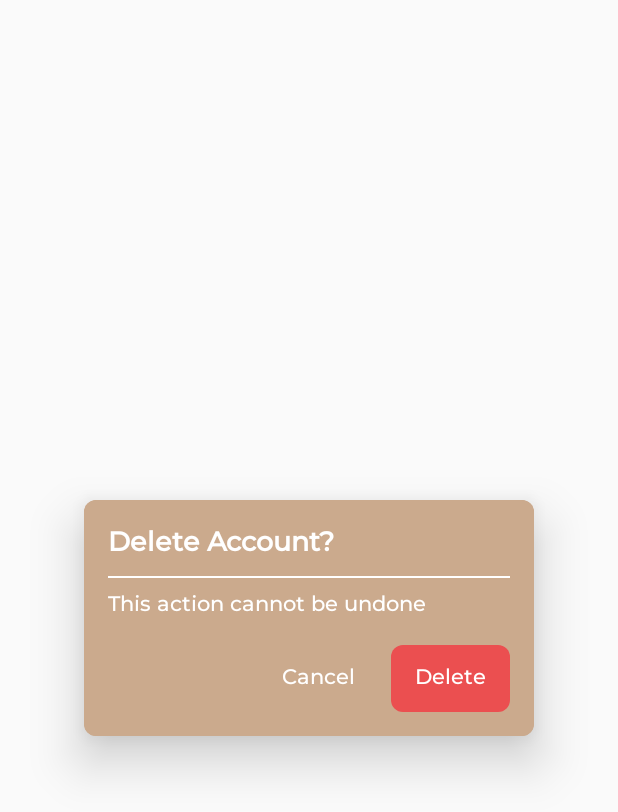
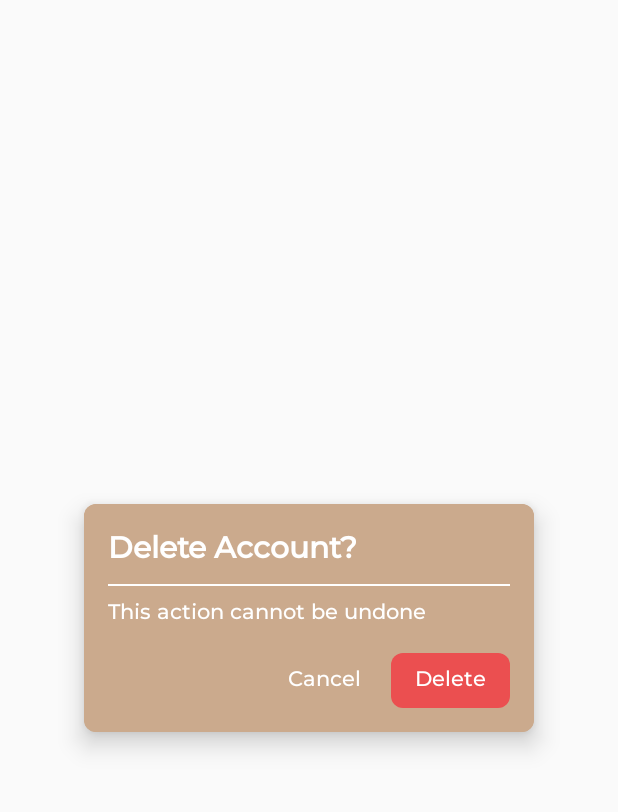
Before and after one commit to JaymzGit/iMeet-PSP, an Android app: the layout delete_account_dialog_box.xml on its own in the app's theme, with its tools: preview values and no code run, on a phone screen of 412 x 824 dp. Shown: the top 812 px of the screen. Run offline under Robolectric (Android 15) with nearby library versions, the phone set to English and light mode, and no system bars.

Commit message:
Updated default dialog boxes and default spinner dropdown to match app's aesthetic

```diff
--- a/app/src/main/java/com/james/imeetpolycc/UserProfile.java
+++ b/app/src/main/java/com/james/imeetpolycc/UserProfile.java
@@ -200,7 +200,7 @@ public class UserProfile extends AppCompatActivity {
 
             customDialog.getWindow().setBackgroundDrawableResource(android.R.color.transparent); // Optional: to make it transparent
             customDialog.show();
-            customDialog.getWindow().setLayout(1000, 600); // Set your desired width and height here
+            customDialog.getWindow().setLayout(1000, 800); // Set your desired width and height here
 
             // Set button listeners
             buttonNo.setOnClickListener(view -> customDialog.dismiss());
--- a/app/src/main/res/layout/activity_meeting_details.xml
+++ b/app/src/main/res/layout/activity_meeting_details.xml
@@ -261,7 +261,6 @@
                     android:textColorHint="#FFFFFF" />
             </RadioGroup>
 
-            <!-- TODO: Find a way to change the color of box that popups for spinner -->
             <!-- Spinner for No option -->
             <Spinner
                 android:id="@+id/spinnerReason"
@@ -270,10 +269,10 @@
                 android:layout_marginLeft="-5dp"
                 android:layout_marginTop="8dp"
                 android:fontFamily="@font/montserrat"
-                android:textColor="#FFFFFF"
                 android:popupBackground="#CBAA8D"
                 android:spinnerMode="dropdown"
-                android:visibility="gone" />
+                android:textColor="#FFFFFF"
+                android:visibility="gone"/>
         </LinearLayout>
     </androidx.cardview.widget.CardView>
 
--- a/app/src/main/res/layout/delete_account_dialog_box.xml
+++ b/app/src/main/res/layout/delete_account_dialog_box.xml
@@ -5,7 +5,7 @@
     android:layout_height="wrap_content"
     android:layout_gravity="center"
     app:cardCornerRadius="8dp"
-    app:cardElevation="20dp"
+    app:cardElevation="10dp"
     app:cardBackgroundColor="#CBAA8D"
     android:layout_marginStart="16dp"
     android:layout_marginEnd="16dp"
@@ -26,7 +26,7 @@
             android:fontFamily="@font/montserrat_medium"
             android:text="Delete Account?"
             android:textColor="#FFFFFF"
-            android:textSize="18sp"
+            android:textSize="20sp"
             android:textStyle="bold" />
 
         <!-- Divider Line Below Title -->
@@ -48,6 +48,8 @@
             android:textColor="#FFFFFF"
             android:textSize="14sp" />
 
+        <!-- Divider Line Above Buttons -->
+
         <!-- Horizontal layout for buttons -->
         <LinearLayout
             android:layout_width="wrap_content"
@@ -60,10 +62,10 @@
                 android:id="@+id/buttonNo"
                 android:layout_width="wrap_content"
                 android:layout_height="wrap_content"
-                android:layout_marginEnd="8dp"
+                android:layout_marginEnd="4dp"
                 android:fontFamily="@font/montserrat_medium"
                 android:paddingHorizontal="16dp"
-                android:paddingVertical="12dp"
+                android:paddingVertical="8dp"
                 android:text="Cancel"
                 android:textColor="#FFFFFF"
                 android:textSize="14sp"
@@ -80,7 +82,7 @@
                 android:focusable="true"
                 android:fontFamily="@font/montserrat_medium"
                 android:paddingHorizontal="16dp"
-                android:paddingVertical="12dp"
+                android:paddingVertical="8dp"
                 android:text="Delete"
                 android:textColor="#FFFFFF"
                 android:textSize="14sp" />
--- a/app/src/main/res/layout/delete_meeting_dialog_box.xml
+++ b/app/src/main/res/layout/delete_meeting_dialog_box.xml
@@ -27,7 +27,7 @@
             android:fontFamily="@font/montserrat_medium"
             android:text="Delete Meeting?"
             android:textColor="#FFFFFF"
-            android:textSize="18sp"
+            android:textSize="20sp"
             android:textStyle="bold" />
 
         <!-- Divider Line Below Title -->
@@ -63,7 +63,7 @@
                 android:id="@+id/buttonNo"
                 android:layout_width="wrap_content"
                 android:layout_height="wrap_content"
-                android:layout_marginEnd="8dp"
+                android:layout_marginEnd="4dp"
                 android:fontFamily="@font/montserrat_medium"
                 android:paddingHorizontal="16dp"
                 android:paddingVertical="12dp"
--- a/app/src/main/res/layout/end_meeting_dialog_box.xml
+++ b/app/src/main/res/layout/end_meeting_dialog_box.xml
@@ -26,7 +26,7 @@
             android:fontFamily="@font/montserrat_medium"
             android:text="End Meeting?"
             android:textColor="#FFFFFF"
-            android:textSize="18sp"
+            android:textSize="20sp"
             android:textStyle="bold" />
 
         <!-- Divider Line Below Title -->
@@ -62,7 +62,7 @@
                 android:id="@+id/buttonNo"
                 android:layout_width="wrap_content"
                 android:layout_height="wrap_content"
-                android:layout_marginEnd="8dp"
+                android:layout_marginEnd="4dp"
                 android:fontFamily="@font/montserrat_medium"
                 android:paddingHorizontal="16dp"
                 android:paddingVertical="12dp"
--- a/app/src/main/res/layout/logout_dialog_box.xml
+++ b/app/src/main/res/layout/logout_dialog_box.xml
@@ -26,7 +26,7 @@
             android:fontFamily="@font/montserrat_medium"
             android:text="Log Out"
             android:textColor="#FFFFFF"
-            android:textSize="18sp"
+            android:textSize="20sp"
             android:textStyle="bold" />
 
         <!-- Divider Line Below Title -->
@@ -60,7 +60,7 @@
                 android:id="@+id/buttonNo"
                 android:layout_width="wrap_content"
                 android:layout_height="wrap_content"
-                android:layout_marginEnd="8dp"
+                android:layout_marginEnd="4dp"
                 android:fontFamily="@font/montserrat_medium"
                 android:paddingHorizontal="16dp"
                 android:paddingVertical="12dp"
```
Also changed, not shown: app/src/main/java/com/james/imeetpolycc/CustomSpinnerAdapter.java (added, +37 -0 lines), app/src/main/java/com/james/imeetpolycc/EditMeeting.java (+3 -5 lines), app/src/main/java/com/james/imeetpolycc/MainActivity.java (+6 -1 lines), app/src/main/java/com/james/imeetpolycc/MeetingDetails.java (+11 -13 lines), app/src/main/res/layout/spinner_item.xml (added, +9 -0 lines).
